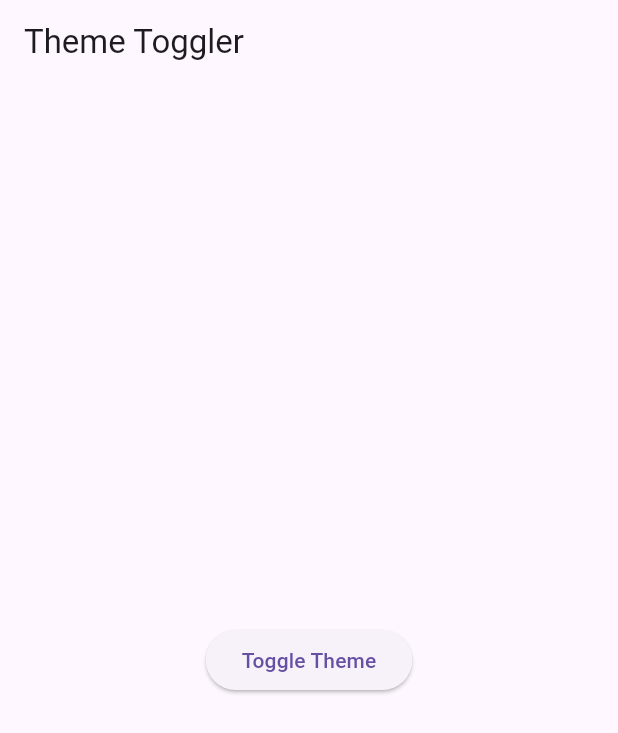
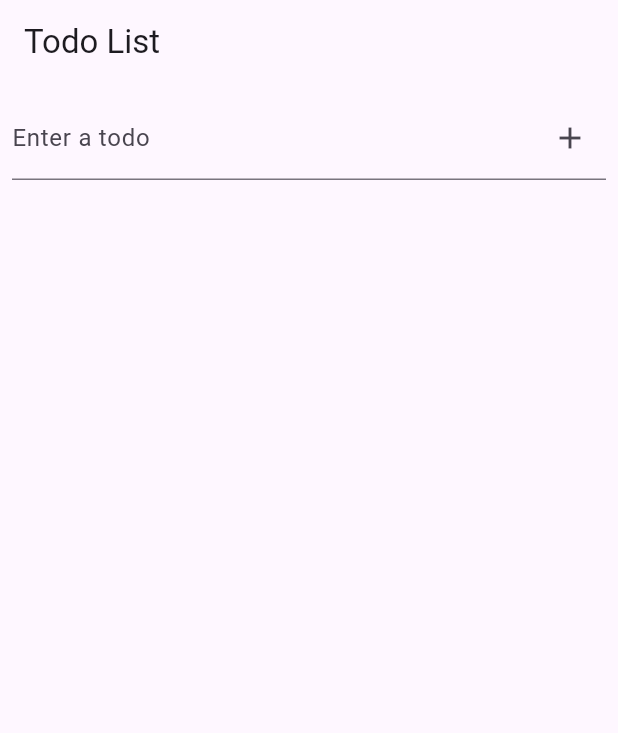
Before and after one commit to mohamedmahmoud95/flutter_bloc_session, a Flutter app: the screen it shows after launch, on a phone screen of 412 x 824 dp. Shown: the top 733 px of the screen. Run offline on Flutter 3.47's test engine with Material 3 defaults, Android fonts, the phone set to English and light mode, and no system bars; our stand-ins replace flutter_bloc.

Commit message:
added a ToDo app example

```diff
--- a/lib/main.dart
+++ b/lib/main.dart
@@ -1,4 +1,5 @@
 import 'package:bloc_session/theme_example/presentation/theme_app.dart';
+import 'package:bloc_session/todo_app_example/presentation/todo_app.dart';
 import 'package:flutter/material.dart';
 import 'counter_app_example/presentation/counter_app.dart';
 
@@ -6,6 +7,7 @@ void main() {
   runApp(const
 
   //CounterApp()
-  ThemeApp()
+  //ThemeApp()
+  TodoApp()
   );
 }
--- /dev/null
+++ b/lib/todo_app_example/bloc/todo_cubit.dart
@@ -0,0 +1,26 @@
+import 'package:flutter_bloc/flutter_bloc.dart';
+
+import '../data/todo_model.dart';
+
+
+class TodoCubit extends Cubit<List<Todo>> {
+  TodoCubit() : super([]);
+
+  void addTodo(String title) {
+    final newTodo = Todo(id: DateTime.now().toString(), title: title);
+    emit([...state, newTodo]);
+  }
+
+  void toggleTodo(String id) {
+    emit(state.map((todo) {
+      if (todo.id == id) {
+        return Todo(id: todo.id, title: todo.title, isCompleted: !todo.isCompleted);
+      }
+      return todo;
+    }).toList());
+  }
+
+  void removeTodo(String id) {
+    emit(state.where((todo) => todo.id != id).toList());
+  }
+}
--- /dev/null
+++ b/lib/todo_app_example/data/todo_model.dart
@@ -0,0 +1,8 @@
+
+class Todo {
+  final String id;
+  final String title;
+  bool isCompleted;
+
+  Todo({required this.id, required this.title, this.isCompleted = false});
+}
--- /dev/null
+++ b/lib/todo_app_example/presentation/todo_app.dart
@@ -0,0 +1,83 @@
+import 'package:flutter/material.dart';
+import 'package:flutter_bloc/flutter_bloc.dart';
+import '../bloc/todo_cubit.dart';
+import '../data/todo_model.dart';
+
+
+class TodoApp extends StatelessWidget {
+  const TodoApp({super.key});
+
+  @override
+  Widget build(BuildContext context) {
+    return MaterialApp(
+      home: BlocProvider(
+        create: (context) => TodoCubit(),
+        child: TodoScreen(),
+      ),
+    );
+  }
+}
+
+class TodoScreen extends StatelessWidget {
+  final TextEditingController _controller = TextEditingController();
+
+  TodoScreen({super.key});
+
+  @override
+  Widget build(BuildContext context) {
+    final todoCubit = context.read<TodoCubit>();
+
+    return Scaffold(
+      appBar: AppBar(title: Text('Todo List')),
+      body: Column(
+        children: [
+          Padding(
+            padding: const EdgeInsets.all(8.0),
+            child: TextField(
+              controller: _controller,
+              decoration: InputDecoration(
+                labelText: 'Enter a todo',
+                suffixIcon: IconButton(
+                  icon: Icon(Icons.add),
+                  onPressed: () {
+                    if (_controller.text.isNotEmpty) {
+                      todoCubit.addTodo(_controller.text);
+                      _controller.clear();
+                    }
+                  },
+                ),
+              ),
+            ),
+          ),
+          Expanded(
+            child: BlocBuilder<TodoCubit, List<Todo>>(
+              builder: (context, todos) {
+                return ListView.builder(
+                  itemCount: todos.length,
+                  itemBuilder: (context, index) {
+                    final todo = todos[index];
+                    return ListTile(
+                      title: Text(todo.title),
+                      leading: Checkbox(
+                        value: todo.isCompleted,
+                        onChanged: (value) {
+                          todoCubit.toggleTodo(todo.id);
+                        },
+                      ),
+                      trailing: IconButton(
+                        icon: Icon(Icons.delete),
+                        onPressed: () {
+                          todoCubit.removeTodo(todo.id);
+                        },
+                      ),
+                    );
+                  },
+                );
+              },
+            ),
+          ),
+        ],
+      ),
+    );
+  }
+}
```
